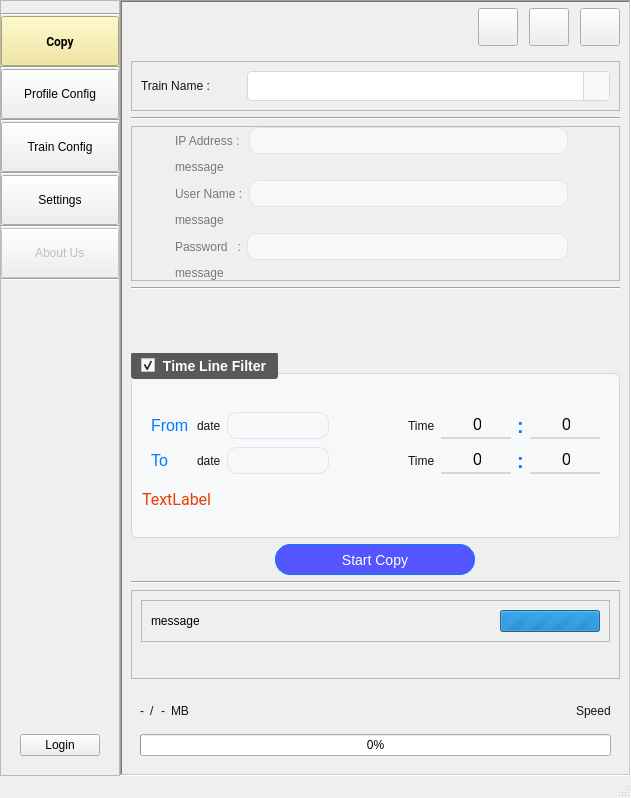
The window that UIFiles/mainUI.ui (amirhossein-mlkz/railProject_imageCopy) describes before a commit, drawn with Qt 5.
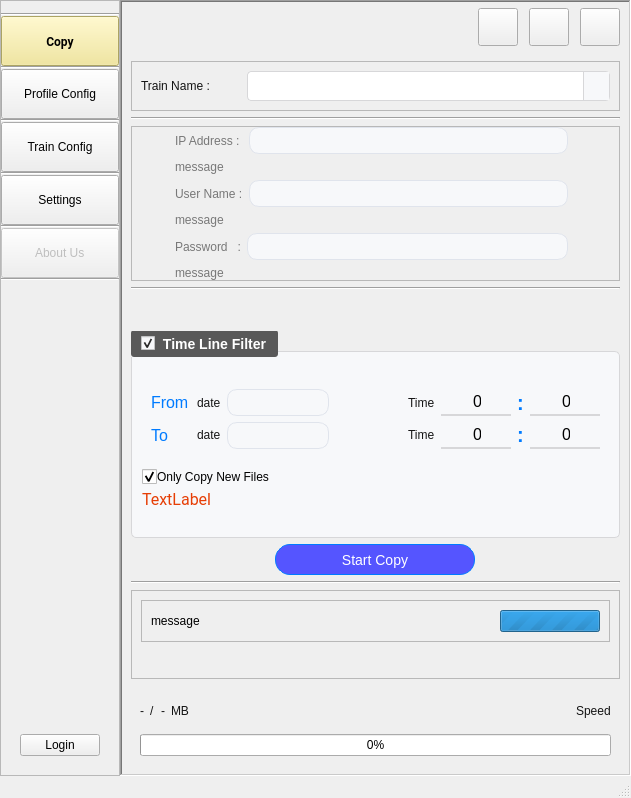
The same window after the commit. Icons and pictures are not drawn. Custom widgets are drawn as their Qt base class.

What changed in the file:
```diff
--- a/UIFiles/mainUI.ui
+++ b/UIFiles/mainUI.ui
@@ -2048,6 +2048,26 @@
                       </layout>
                      </widget>
                     </item>
+                    <item>
+                     <layout class="QHBoxLayout" name="horizontalLayout_59">
+                      <property name="topMargin">
+                       <number>6</number>
+                      </property>
+                      <item>
+                       <widget class="QCheckBox" name="only_copy_new_checkbox">
+                        <property name="text">
+                         <string>Only Copy New Files</string>
+                        </property>
+                        <property name="checked">
+                         <bool>true</bool>
+                        </property>
+                        <property name="tristate">
+                         <bool>false</bool>
+                        </property>
+                       </widget>
+                      </item>
+                     </layout>
+                    </item>
                     <item>
                      <widget class="QLabel" name="time_line_msg">
                       <property name="font">
```
Left out of the diff: 320 changed lines with no effect on the pictures.
